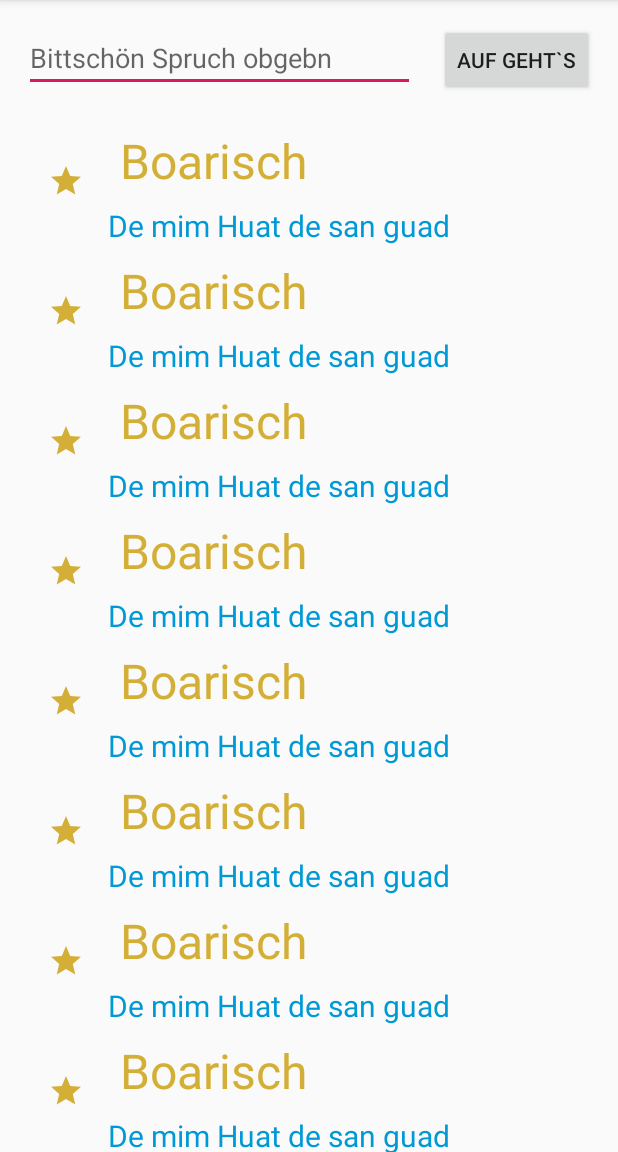
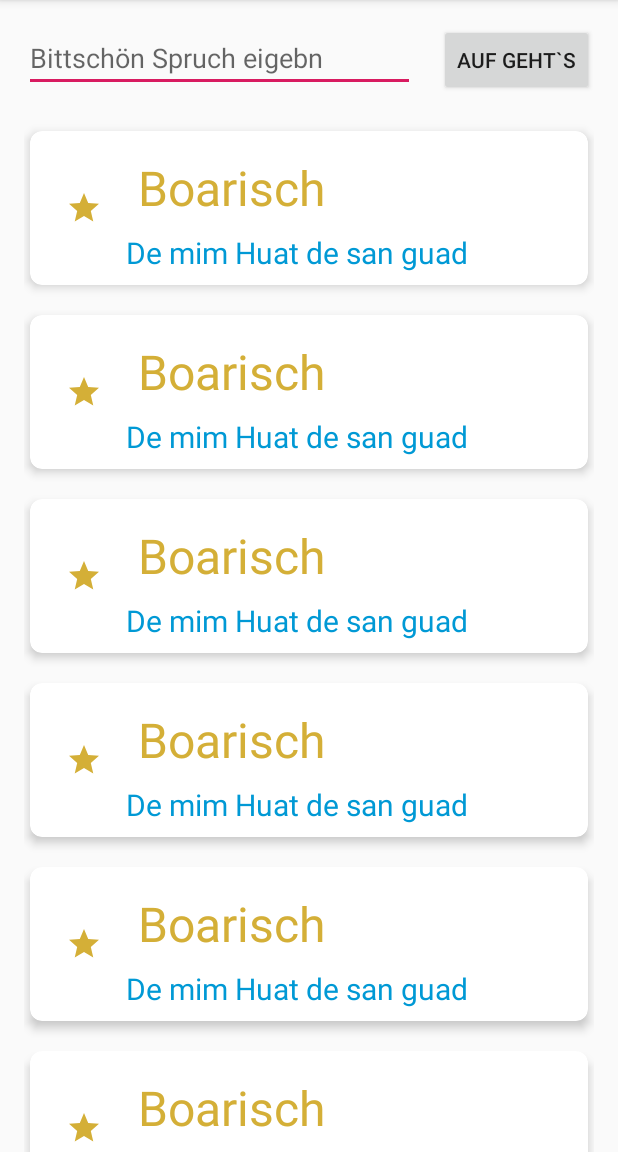
Before and after one commit to ROWLout/PlaygroundApp, an Android app: the screen it shows after launch (MainActivity), after a tap on an icon or button, on a phone screen of 412 x 824 dp, the part 84-1236 px from its top. Run offline under Robolectric (Android 15) with nearby library versions, the phone set to English and light mode, and no system bars.

Commit message:
improved card layout design

```diff
--- a/app/build.gradle
+++ b/app/build.gradle
@@ -32,4 +32,5 @@ dependencies {
     androidTestImplementation 'androidx.test.ext:junit:1.1.0'
     androidTestImplementation 'androidx.test.espresso:espresso-core:3.1.1'
     implementation 'androidx.recyclerview:recyclerview:1.1.0'
+    implementation 'androidx.cardview:cardview:1.0.0'
 }
--- a/app/src/main/java/de/rowl/playgroundapp/MainActivity.kt
+++ b/app/src/main/java/de/rowl/playgroundapp/MainActivity.kt
@@ -18,6 +18,7 @@ class MainActivity : AppCompatActivity() {
 
         val sendButton: Button = findViewById(R.id.send_button)
         val editText = findViewById<EditText>(R.id.editText)
+
         val messages = mutableListOf<Message>()
         for (i in 0..9)
             messages.add(Message("Boarisch", "De mim Huat de san guad", "Quirin"))
@@ -30,7 +31,7 @@ class MainActivity : AppCompatActivity() {
         sendButton.setOnClickListener {
             val newMessage = editText.text.toString()
             if(newMessage.isEmpty()) {
-                Toast.makeText(applicationContext, "Bitte Text eingeben!", Toast.LENGTH_SHORT).show()
+                Toast.makeText(applicationContext, "Dei Text is laar! Bitt schee Text eingeben!", Toast.LENGTH_SHORT).show()
             }else{
                 sendMessage(newMessage)
             }
--- a/app/src/main/res/layout/activity_main.xml
+++ b/app/src/main/res/layout/activity_main.xml
@@ -35,12 +35,13 @@
     <androidx.recyclerview.widget.RecyclerView
         android:id="@+id/recyclerView"
         android:layout_width="0dp"
-        android:layout_height="wrap_content"
+        android:layout_height="0dp"
         android:layout_marginStart="16dp"
         android:layout_marginTop="16dp"
         android:layout_marginEnd="16dp"
-        android:layout_marginBottom="16dp"
+        tools:listitem="@layout/message_row"
         app:layout_constraintEnd_toEndOf="parent"
         app:layout_constraintStart_toStartOf="parent"
-        app:layout_constraintTop_toBottomOf="@+id/editText" />
+        app:layout_constraintTop_toBottomOf="@+id/editText"
+        app:layout_constraintBottom_toBottomOf="parent"/>
 </androidx.constraintlayout.widget.ConstraintLayout>
--- a/app/src/main/res/layout/message_row.xml
+++ b/app/src/main/res/layout/message_row.xml
@@ -1,9 +1,21 @@
 <?xml version="1.0" encoding="utf-8"?>
-<androidx.constraintlayout.widget.ConstraintLayout xmlns:android="http://schemas.android.com/apk/res/android"
+<androidx.cardview.widget.CardView xmlns:android="http://schemas.android.com/apk/res/android"
     android:layout_width="match_parent"
     android:layout_height="wrap_content"
     xmlns:tools="http://schemas.android.com/tools"
-    xmlns:app="http://schemas.android.com/apk/res-auto">
+    app:layout_constraintBottom_toBottomOf="parent"
+    xmlns:app="http://schemas.android.com/apk/res-auto"
+    app:cardElevation="4dp"
+    app:cardCornerRadius="8dp"
+    android:layout_marginTop="4dp"
+    android:layout_marginBottom="4dp"
+    app:cardUseCompatPadding="true"
+    app:cardPreventCornerOverlap="false">
+
+    <androidx.constraintlayout.widget.ConstraintLayout
+        android:layout_width="match_parent"
+        android:layout_height="match_parent"
+        android:padding="8dp">
 
             <ImageView
                 android:id="@+id/photo"
@@ -40,3 +52,5 @@
                 tools:text="De mim Huat de san guad" />
 
     </androidx.constraintlayout.widget.ConstraintLayout>
+
+</androidx.cardview.widget.CardView>
--- a/app/src/main/res/values/strings.xml
+++ b/app/src/main/res/values/strings.xml
@@ -1,6 +1,6 @@
 <resources>
     <string name="app_name">[schbru:chbaidl]</string>
-    <string name="edit_message">Bittschön Spruch obgebn</string>
+    <string name="edit_message">Bittschön Spruch eigebn</string>
     <string name="button_send">Auf geht`s</string>
     <string name="textview">TextView</string>
 </resources>
```
Lines whose indentation alone changed are shown as unchanged.
